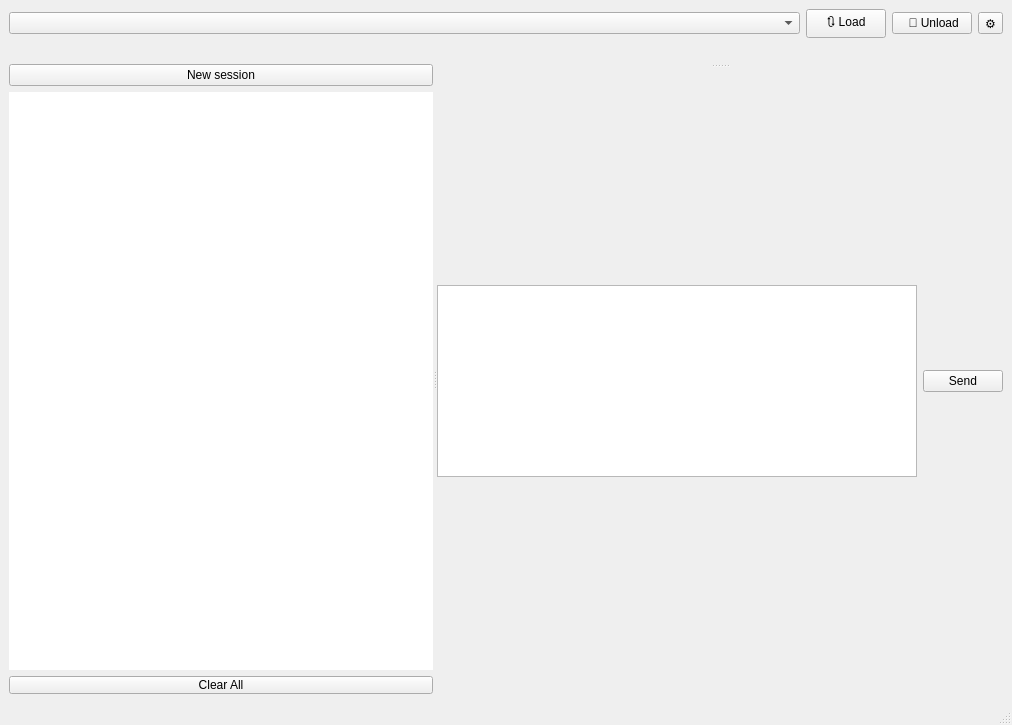
Qt form mainwindow.ui (artthirt/LLMTest) before a commit.
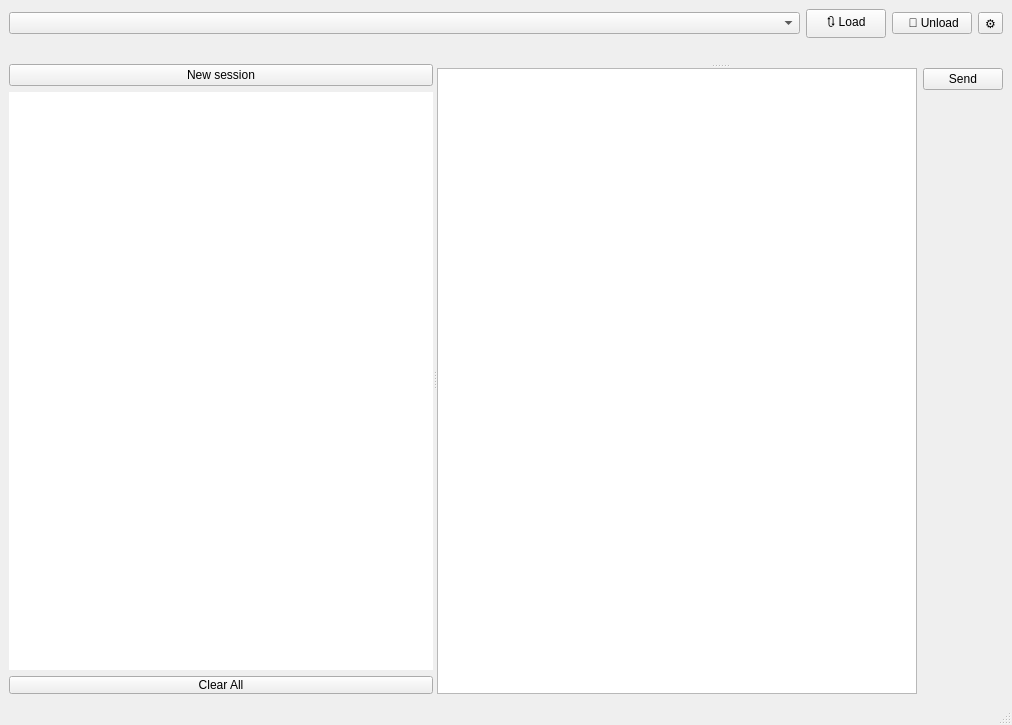
The same form after that commit.

```diff
--- a/mainwindow.ui
+++ b/mainwindow.ui
@@ -178,6 +178,19 @@
                 </property>
                </widget>
               </item>
+              <item>
+               <spacer name="verticalSpacer">
+                <property name="orientation">
+                 <enum>Qt::Orientation::Vertical</enum>
+                </property>
+                <property name="sizeHint" stdset="0">
+                 <size>
+                  <width>20</width>
+                  <height>40</height>
+                 </size>
+                </property>
+               </spacer>
+              </item>
              </layout>
             </item>
            </layout>
```
Left out of the diff: 2 changed lines with no effect on the pictures.
